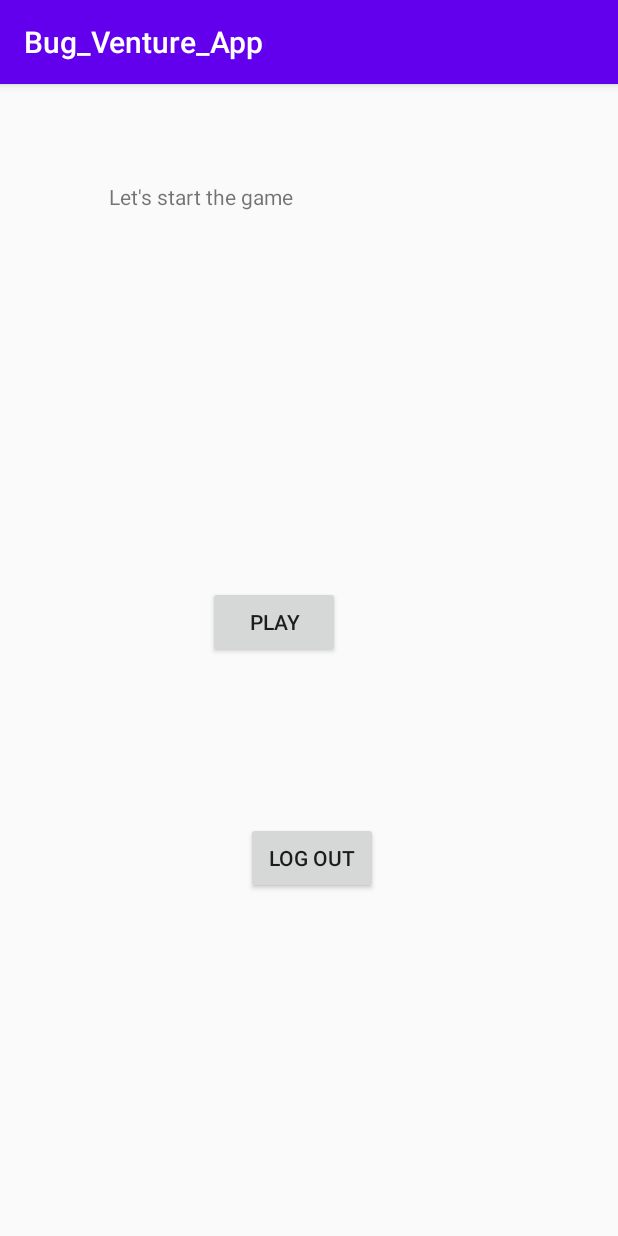
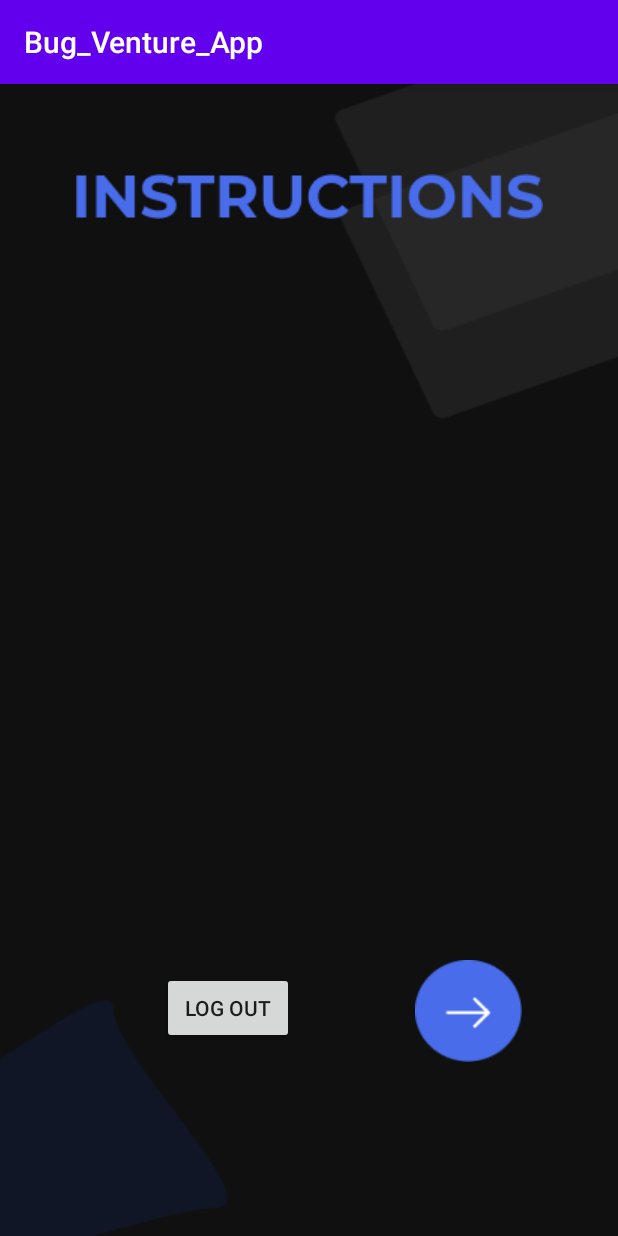
Before and after one commit to MFC-VIT/Bug-Venture-Quiz-App, an Android app: the screen it shows after launch once a user with an empty profile is signed in (Main4Activity), on a phone screen of 412 x 824 dp. Run offline under Robolectric (Android 15) with nearby library versions, the phone set to English and light mode, and no system bars; our stand-ins replace Firebase (no records; nobody signed in at launch, a user with empty details on screens opened directly).

Commit message:
some changes

```diff
--- a/Bug_Venture_App/app/src/main/res/layout/activity_main4.xml
+++ b/Bug_Venture_App/app/src/main/res/layout/activity_main4.xml
@@ -3,6 +3,7 @@
     xmlns:app="http://schemas.android.com/apk/res-auto"
     xmlns:tools="http://schemas.android.com/tools"
     android:layout_width="match_parent"
+    android:background="@drawable/login_back"
     android:layout_height="match_parent"
     tools:context=".Main4Activity">
 
@@ -10,29 +11,30 @@
         android:id="@+id/button3"
         android:layout_width="wrap_content"
         android:layout_height="wrap_content"
-        android:layout_marginTop="492dp"
-        android:layout_marginEnd="160dp"
+        android:layout_marginTop="592dp"
+        android:layout_marginEnd="216dp"
         android:text="@string/logout"
-        app:layout_constraintEnd_toEndOf="parent"
-        app:layout_constraintTop_toTopOf="parent" />
-
-    <TextView
-        android:id="@+id/textView5"
-        android:layout_width="235dp"
-        android:layout_height="82dp"
-        android:layout_marginTop="65dp"
-        android:layout_marginEnd="104dp"
-        android:text="@string/game_start"
         app:layout_constraintEnd_toEndOf="parent"
         app:layout_constraintTop_toTopOf="parent" />
 
     <Button
         android:id="@+id/button4"
+        android:layout_width="71dp"
+        android:layout_height="68dp"
+        android:layout_marginTop="584dp"
+        android:layout_marginEnd="64dp"
+        android:background="@drawable/instruct_next_button"
+        app:layout_constraintEnd_toEndOf="parent"
+        app:layout_constraintTop_toTopOf="parent" />
+
+    <ImageView
+        android:id="@+id/imageView4"
         android:layout_width="wrap_content"
         android:layout_height="wrap_content"
-        android:layout_marginTop="187dp"
-        android:layout_marginEnd="185dp"
-        android:text="@string/play_button"
+        android:layout_marginTop="60dp"
+        android:layout_marginEnd="50dp"
         app:layout_constraintEnd_toEndOf="parent"
-        app:layout_constraintTop_toBottomOf="@+id/textView5" />
+        app:layout_constraintTop_toTopOf="parent"
+        app:srcCompat="@drawable/instructions" />
+
 </androidx.constraintlayout.widget.ConstraintLayout>
```
Also changed, not shown: Bug_Venture_App/app/src/main/java/com/example/bug_venture_app/QuizQuestion.java (added, +86 -0 lines), Bug_Venture_App/app/src/main/res/layout/activity_main3.xml (+20 -20 lines), Bug_Venture_App/app/src/main/res/drawable/email_.png (renamed from Bug_Venture_App/app/src/main/res/drawable/Email_.png), Bug_Venture_App/app/src/main/res/drawable/instruct_next_button.png (added), Bug_Venture_App/app/src/main/res/drawable/instructions.png (added), Bug_Venture_App/app/src/main/res/drawable/login.png (renamed from Bug_Venture_App/app/src/main/res/drawable/LOGIN.png), Bug_Venture_App/app/src/main/res/drawable/randon_text.png (added), 12 other files.
